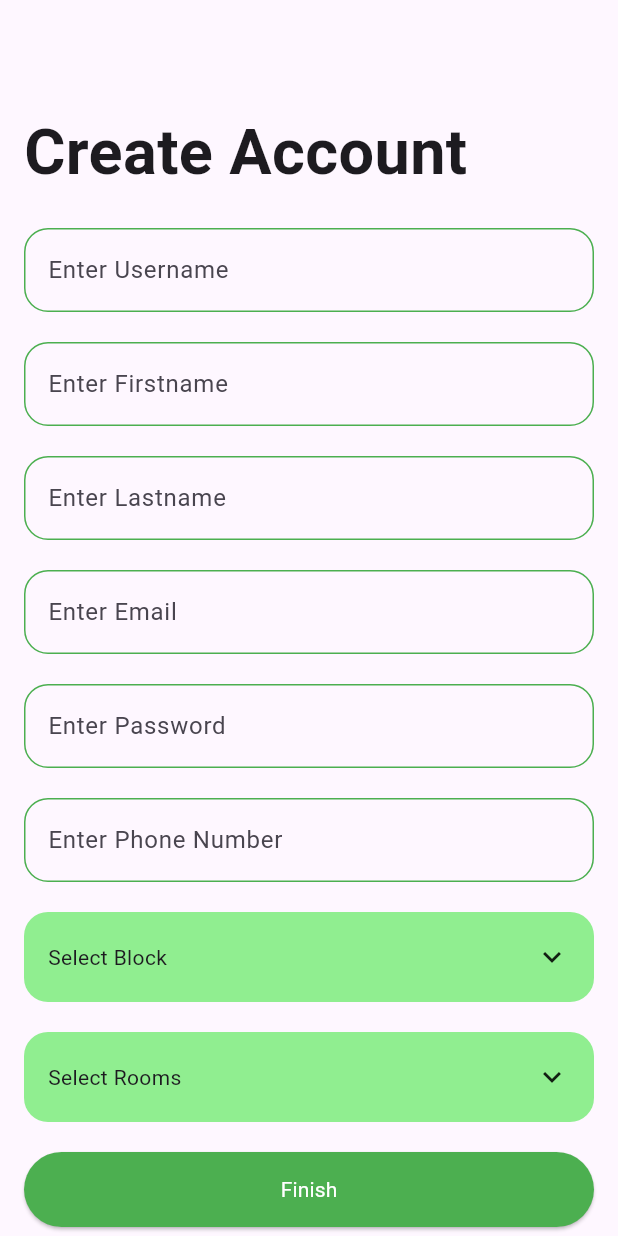
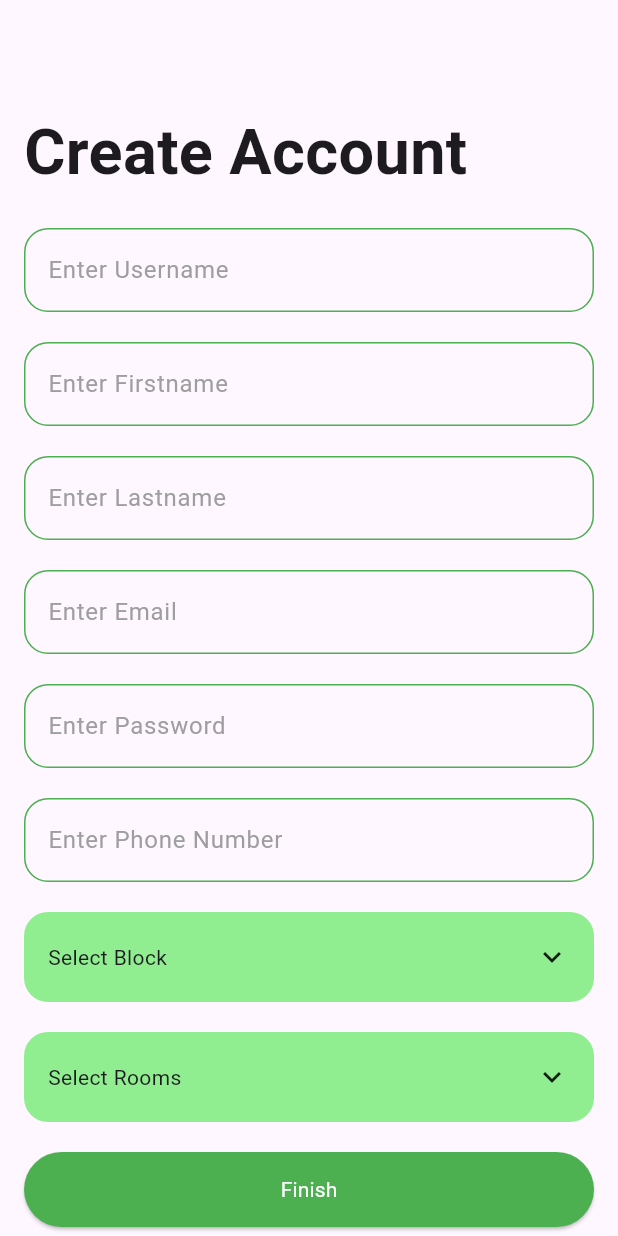
Before and after one commit to kumarbaberwal/hostel-flutter, a Flutter app: the screen it shows after launch, on a phone screen of 412 x 824 dp. Run offline on Flutter 3.47's test engine with Material 3 defaults, Android fonts, the phone set to English and light mode, and no system bars; our stand-ins replace cloud_firestore, dartz, firebase_auth, firebase_core, flutter_bloc, get_it; missing offline and left inert: svg_flutter; accounts and stored records are empty.

Commit message:
signup page

```diff
--- a/lib/core/configs/theme/app_colors.dart
+++ b/lib/core/configs/theme/app_colors.dart
@@ -4,4 +4,5 @@ class AppColors {
   static const primary = Colors.green;
   static const secondary = Color(0xff90ee90);
   static const white = Colors.white;
+  static const grey = Colors.grey;
 }
--- a/lib/presentation/auth/pages/signup_page.dart
+++ b/lib/presentation/auth/pages/signup_page.dart
@@ -15,12 +15,12 @@ import 'package:hostel/presentation/auth/widgets/room_numbers.dart';
 
 class SignupPage extends StatelessWidget {
   final GlobalKey<FormState> _formKey = GlobalKey<FormState>();
-  TextEditingController email = TextEditingController();
-  TextEditingController password = TextEditingController();
-  TextEditingController userName = TextEditingController();
-  TextEditingController firstName = TextEditingController();
-  TextEditingController lastName = TextEditingController();
-  TextEditingController phoneNumber = TextEditingController();
+  final TextEditingController email = TextEditingController();
+  final TextEditingController password = TextEditingController();
+  final TextEditingController userName = TextEditingController();
+  final TextEditingController firstName = TextEditingController();
+  final TextEditingController lastName = TextEditingController();
+  final TextEditingController phoneNumber = TextEditingController();
   final gmailRegex = RegExp(r'^[a-zA-Z0-9._%+-]+@gmail\.com$');
   String? block;
   String? roomNumber;
@@ -51,6 +51,8 @@ class SignupPage extends StatelessWidget {
         child: SingleChildScrollView(
           child: Padding(
             padding: const EdgeInsets.all(16),
+            child: Form(
+              key: _formKey,
               child: Column(
                 crossAxisAlignment: CrossAxisAlignment.start,
                 children: [
@@ -100,14 +102,17 @@ class SignupPage extends StatelessWidget {
             ),
           ),
         ),
+      ),
     );
   }
 
   TextFormField emailField() {
     return TextFormField(
       controller: email,
+      keyboardType: TextInputType.emailAddress,
       decoration: InputDecoration(
         hintText: 'Enter Email',
+        hintStyle: const TextStyle(color: AppColors.grey),
         enabledBorder: OutlineInputBorder(
           borderRadius: BorderRadius.circular(16),
           borderSide: const BorderSide(
@@ -136,6 +141,7 @@ class SignupPage extends StatelessWidget {
       controller: firstName,
       decoration: InputDecoration(
         hintText: 'Enter Firstname',
+        hintStyle: const TextStyle(color: AppColors.grey),
         enabledBorder: OutlineInputBorder(
           borderRadius: BorderRadius.circular(16),
           borderSide: const BorderSide(
@@ -162,6 +168,7 @@ class SignupPage extends StatelessWidget {
       controller: lastName,
       decoration: InputDecoration(
         hintText: 'Enter Lastname',
+        hintStyle: const TextStyle(color: AppColors.grey),
         enabledBorder: OutlineInputBorder(
           borderRadius: BorderRadius.circular(16),
           borderSide: const BorderSide(
@@ -188,6 +195,7 @@ class SignupPage extends StatelessWidget {
       controller: password,
       decoration: InputDecoration(
         hintText: 'Enter Password',
+        hintStyle: const TextStyle(color: AppColors.grey),
         enabledBorder: OutlineInputBorder(
           borderRadius: BorderRadius.circular(16),
           borderSide: const BorderSide(
@@ -214,8 +222,10 @@ class SignupPage extends StatelessWidget {
   TextFormField phoneNumberField() {
     return TextFormField(
       controller: phoneNumber,
+      keyboardType: TextInputType.phone,
       decoration: InputDecoration(
         hintText: 'Enter Phone Number',
+        hintStyle: const TextStyle(color: AppColors.grey),
         enabledBorder: OutlineInputBorder(
           borderRadius: BorderRadius.circular(16),
           borderSide: const BorderSide(
@@ -271,6 +281,7 @@ class SignupPage extends StatelessWidget {
       controller: userName,
       decoration: InputDecoration(
         hintText: 'Enter Username',
+        hintStyle: const TextStyle(color: AppColors.grey),
         enabledBorder: OutlineInputBorder(
           borderRadius: BorderRadius.circular(16),
           borderSide: const BorderSide(
```
Lines whose indentation alone changed are shown as unchanged.
